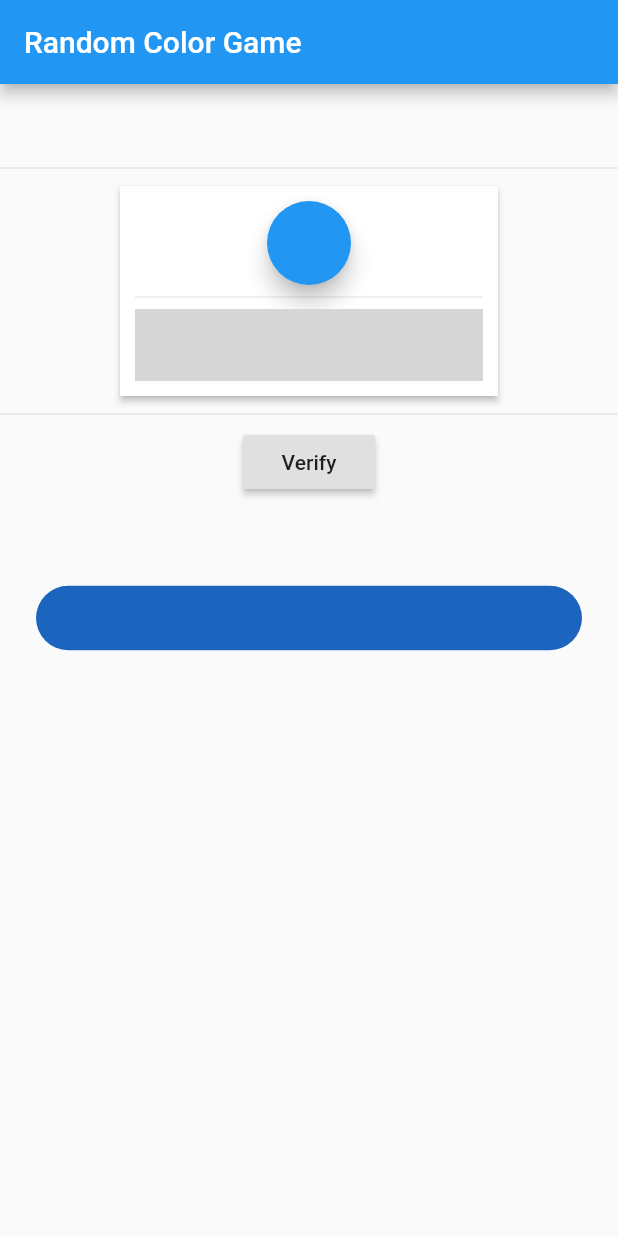
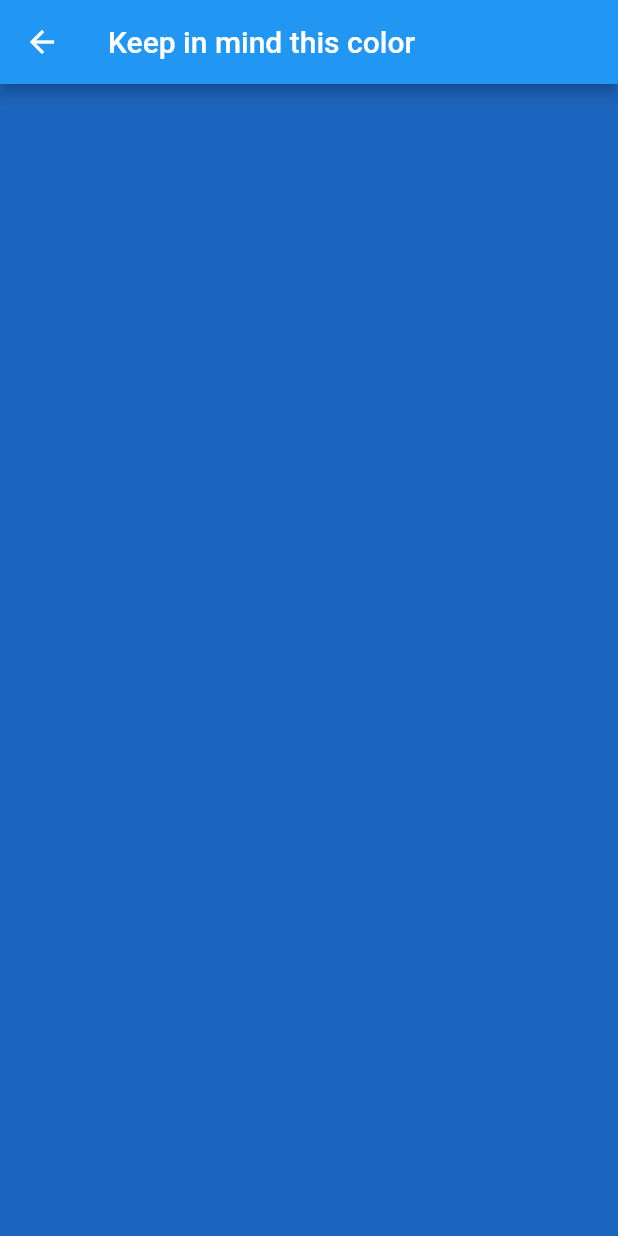
Before and after one commit to zackattack73/Random_Color, a Flutter app: the screen it shows after launch, after a tap on "New game", on a phone screen of 412 x 824 dp. Run offline on Flutter 3.47's test engine with Material 2 defaults, Android fonts, the phone set to English and light mode, and no system bars; our stand-ins replace fluttertoast; missing offline and left inert: flutter_hsvcolor_picker; grey boxes are pictures that could not be loaded.

Commit message:
Final commit

```diff
--- a/lib/main.dart
+++ b/lib/main.dart
@@ -11,7 +11,8 @@ class HexPickerPage extends StatefulWidget {
 }
 
 class HexPickerPageState extends State<HexPickerPage> {
-  bool state = true; // true attente new game, false Game en cours
+  bool state =
+      true; // true attente new game, false Game en cours pour display les boutons
   HSVColor color = new HSVColor.fromColor(Colors.blue);
   void onChanged(HSVColor value) => this.color = value;
   var rng = new Random();
@@ -28,13 +29,21 @@ class HexPickerPageState extends State<HexPickerPage> {
                 ),
                 body: new Column(children: <Widget>[
                   Visibility(
-                    child: RaisedButton(
-                        onPressed: () {
-                          newGame();
-                        },
-                        child: const Text('                         New game                         '),
-                        textTheme: ButtonTextTheme.primary,
-                        color: randomColor),
+                    child: Builder(
+                        builder: (context) => RaisedButton(
+                            onPressed: () {
+                              newGame();
+                              Navigator.push(
+                                context,
+                                new MaterialPageRoute(
+                                    builder: (context) => new ColorRoute(
+                                        background: randomColor)),
+                              );
+                            },
+                            child: const Text(
+                                '                         New game                         '),
+                            textTheme: ButtonTextTheme.primary,
+                            color: randomColor)),
                     visible: state,
                     maintainSize: true,
                     maintainAnimation: true,
@@ -52,14 +61,16 @@ class HexPickerPageState extends State<HexPickerPage> {
                               child: new Padding(
                                   padding: const EdgeInsets.all(10),
                                   child: new Column(
-                                      mainAxisSize: MainAxisSize.min,
+                                      //mainAxisSize: MainAxisSize.min,
                                       children: <Widget>[
-                                        new FloatingActionButton(
-                                          onPressed: () {
-                                            print(color.toColor());
-                                          },
-                                          backgroundColor: this.color.toColor(),
-                                        ),
+                                        Container(
+                                            width: 90.0,
+                                            height: 90.0,
+                                            child: new FloatingActionButton(
+                                              onPressed: () {},
+                                              backgroundColor:
+                                                  this.color.toColor(),
+                                            )),
                                         new Divider(),
 
                                         ///---------------------------------
@@ -89,14 +100,6 @@ class HexPickerPageState extends State<HexPickerPage> {
           rng.nextInt(256), rng.nextInt(256), rng.nextInt(256), 1.0);
       state = false;
     });
-    Fluttertoast.showToast(
-        msg: "                                                                                                        ",
-        toastLength: Toast.LENGTH_LONG,
-        gravity: ToastGravity.CENTER,
-        timeInSecForIos: 5,
-        backgroundColor: randomColor,
-        textColor: randomColor,
-        fontSize: 16.0);
   }
 
   verify() {
@@ -119,7 +122,7 @@ class HexPickerPageState extends State<HexPickerPage> {
         weightG * g.toDouble() * g.toDouble() +
         weightB * b.toDouble() * b.toDouble());
     Fluttertoast.showToast(
-        msg: ("Score : "+score.toString()),
+        msg: ("Score : " + score.toString()),
         toastLength: Toast.LENGTH_SHORT,
         gravity: ToastGravity.CENTER,
         timeInSecForIos: 5,
@@ -131,3 +134,20 @@ class HexPickerPageState extends State<HexPickerPage> {
     });
   }
 }
+
+class ColorRoute extends StatelessWidget {
+  final Color background;
+
+  ColorRoute({Key key, @required this.background}) : super(key: key);
+
+  @override
+  Widget build(BuildContext context) {
+    return Scaffold(
+        appBar: AppBar(
+          title: Text("Keep in mind this color"),
+        ),
+        body: new Container(
+          decoration: new BoxDecoration(color: background),
+        ));
+  }
+}
```
